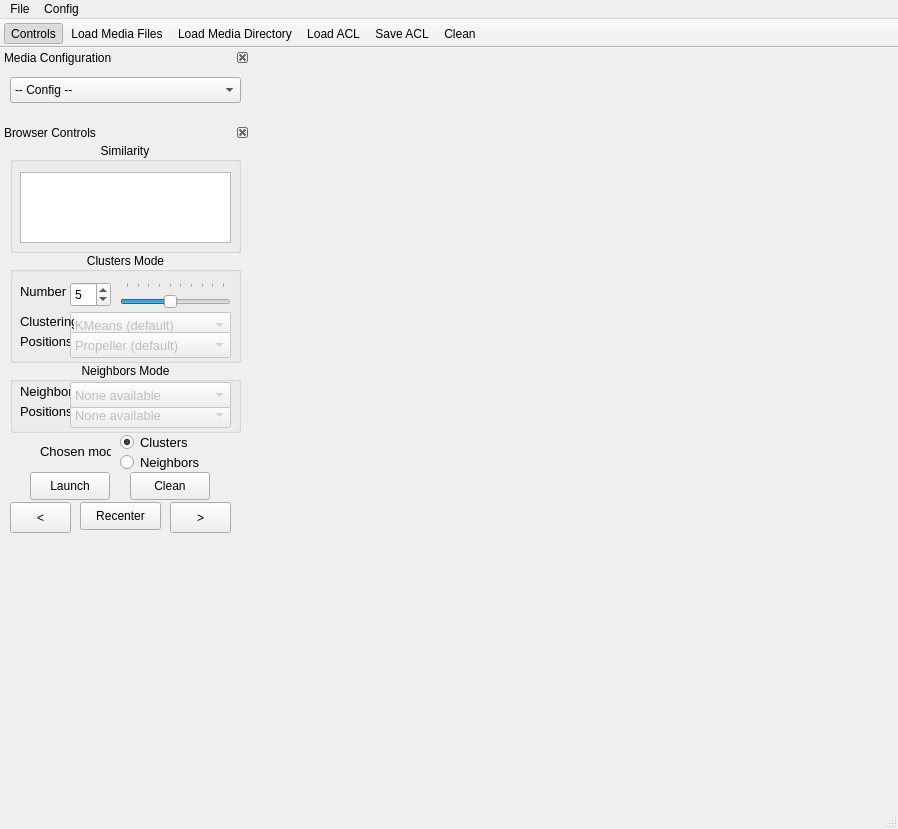
The window that apps/multimediacycle-osg-qt/ACMultiMediaCycleOsgQt.ui (MediaCycle/MediaCycle) describes before a commit, drawn with Qt 5.
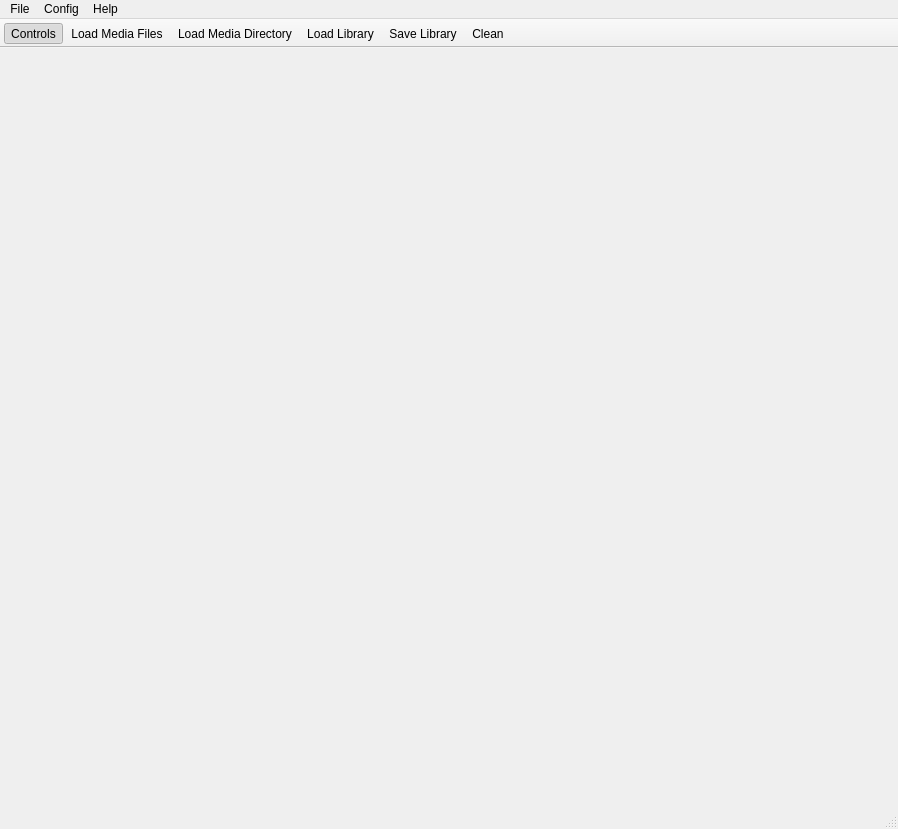
The same window after the commit. Custom widgets are drawn as their Qt base class.

Commit message: MC: added several dock widgets (Media Config, Browser Controls) and one first about dialog (with Description, Licenses and Team). These can be easily added on *cycle-osg-qt apps' main.cpp.

Patch:
```diff
--- a/apps/multimediacycle-osg-qt/ACMultiMediaCycleOsgQt.ui
+++ b/apps/multimediacycle-osg-qt/ACMultiMediaCycleOsgQt.ui
@@ -95,8 +95,15 @@
     <addaction name="separator"/>
     <addaction name="actionEdit_Config_File"/>
    </widget>
+   <widget class="QMenu" name="menuHelp">
+    <property name="title">
+     <string>Help</string>
+    </property>
+    <addaction name="actionHelpAbout"/>
+   </widget>
    <addaction name="menu_File"/>
    <addaction name="menuConfig"/>
+   <addaction name="menuHelp"/>
   </widget>
   <widget class="QToolBar" name="toolbar">
    <property name="sizePolicy">
@@ -143,518 +150,6 @@
    <addaction name="actionClean"/>
   </widget>
   <widget class="QStatusBar" name="statusBar"/>
-  <widget class="QDockWidget" name="dockWidgetMediaConfig">
-   <property name="sizePolicy">
-    <sizepolicy hsizetype="Preferred" vsizetype="Preferred">
-     <horstretch>250</horstretch>
-     <verstretch>75</verstretch>
-    </sizepolicy>
-   </property>
-   <property name="minimumSize">
-    <size>
-     <width>250</width>
-     <height>75</height>
-    </size>
-   </property>
-   <property name="maximumSize">
-    <size>
-     <width>250</width>
-     <height>75</height>
-    </size>
-   </property>
-   <property name="features">
-    <set>QDockWidget::DockWidgetClosable</set>
-   </property>
-   <property name="allowedAreas">
-    <set>Qt::LeftDockWidgetArea</set>
-   </property>
-   <property name="windowTitle">
-    <string>Media Configuration</string>
-   </property>
-   <attribute name="dockWidgetArea">
-    <number>1</number>
-   </attribute>
-   <widget class="QWidget" name="dockWidgetContents">
-    <widget class="QComboBox" name="comboDefaultSettings">
-     <property name="geometry">
-      <rect>
-       <x>10</x>
-       <y>10</y>
-       <width>231</width>
-       <height>26</height>
-      </rect>
-     </property>
-     <item>
-      <property name="text">
-       <string>-- Config --</string>
-      </property>
-     </item>
-     <item>
-      <property name="text">
-       <string>Custom</string>
-      </property>
-     </item>
-    </widget>
-   </widget>
-  </widget>
-  <widget class="QDockWidget" name="dockWidgetBrowser">
-   <property name="minimumSize">
-    <size>
-     <width>250</width>
-     <height>425</height>
-    </size>
-   </property>
-   <property name="maximumSize">
-    <size>
-     <width>250</width>
-     <height>425</height>
-    </size>
-   </property>
-   <property name="features">
-    <set>QDockWidget::DockWidgetClosable</set>
-   </property>
-   <property name="allowedAreas">
-    <set>Qt::LeftDockWidgetArea</set>
-   </property>
-   <property name="windowTitle">
-    <string>Browser Controls</string>
-   </property>
-   <attribute name="dockWidgetArea">
-    <number>1</number>
-   </attribute>
-   <widget class="QWidget" name="dockWidgetContents">
-    <widget class="QPushButton" name="pushButtonLaunch">
-     <property name="geometry">
-      <rect>
-       <x>30</x>
-       <y>330</y>
-       <width>80</width>
-       <height>28</height>
-      </rect>
-     </property>
-     <property name="text">
-      <string>Launch</string>
-     </property>
-    </widget>
-    <widget class="QRadioButton" name="radioButtonClusters">
-     <property name="geometry">
-      <rect>
-       <x>120</x>
-       <y>290</y>
-       <width>81</width>
-       <height>20</height>
-      </rect>
-     </property>
-     <property name="font">
-      <font>
-       <pointsize>10</pointsize>
-      </font>
-     </property>
-     <property name="text">
-      <string>Clusters</string>
-     </property>
-     <property name="checked">
-      <bool>true</bool>
-     </property>
-    </widget>
-    <widget class="QPushButton" name="pushButtonBack">
-     <property name="geometry">
-      <rect>
-       <x>10</x>
-       <y>360</y>
-       <width>61</width>
-       <height>31</height>
-      </rect>
-     </property>
-     <property name="text">
-      <string>&lt;</string>
-     </property>
-    </widget>
-    <widget class="QGroupBox" name="groupBoxNeighbors">
-     <property name="geometry">
-      <rect>
-       <x>10</x>
-       <y>220</y>
-       <width>231</width>
-       <height>71</height>
-      </rect>
-     </property>
-     <property name="title">
-      <string>Neighbors Mode</string>
-     </property>
-     <property name="alignment">
-      <set>Qt::AlignCenter</set>
-     </property>
-     <widget class="QLabel" name="labelNeighborsMethod">
-      <property name="geometry">
-       <rect>
-        <x>10</x>
-        <y>20</y>
-        <width>54</width>
-        <height>18</height>
-       </rect>
-      </property>
-      <property name="font">
-       <font>
-        <pointsize>10</pointsize>
-       </font>
-      </property>
-      <property name="text">
-       <string>Neighbors</string>
-      </property>
-     </widget>
-     <widget class="QLabel" name="labelNeighborsPositions">
-      <property name="geometry">
-       <rect>
-        <x>10</x>
-        <y>40</y>
-        <width>54</width>
-        <height>18</height>
-       </rect>
-      </property>
-      <property name="font">
-       <font>
-        <pointsize>10</pointsize>
-       </font>
-      </property>
-      <property name="text">
-       <string>Positions:</string>
-      </property>
-     </widget>
-     <widget class="QComboBox" name="comboBoxNeighborsPositions">
-      <property name="enabled">
-       <bool>false</bool>
-      </property>
-      <property name="geometry">
-       <rect>
-        <x>60</x>
-        <y>40</y>
-        <width>161</width>
-        <height>26</height>
-       </rect>
-      </property>
-      <property name="font">
-       <font>
-        <pointsize>10</pointsize>
-       </font>
-      </property>
-      <item>
-       <property name="text">
-        <string>None available</string>
-       </property>
-      </item>
-     </widget>
-     <widget class="QComboBox" name="comboBoxNeighborsMethod">
-      <property name="enabled">
-       <bool>false</bool>
-      </property>
-      <property name="geometry">
-       <rect>
-        <x>60</x>
-        <y>20</y>
-        <width>161</width>
-        <height>26</height>
-       </rect>
-      </property>
-      <property name="font">
-       <font>
-        <pointsize>10</pointsize>
-       </font>
-      </property>
-      <item>
-       <property name="text">
-        <string>None available</string>
-       </property>
-      </item>
-     </widget>
-    </widget>
-    <widget class="QGroupBox" name="groupBoxSimilarity">
-     <property name="geometry">
-      <rect>
-       <x>10</x>
-       <y>0</y>
-       <width>231</width>
-       <height>111</height>
-      </rect>
-     </property>
-     <property name="sizePolicy">
-      <sizepolicy hsizetype="Fixed" vsizetype="Fixed">
-       <horstretch>0</horstretch>
-       <verstretch>0</verstretch>
-      </sizepolicy>
-     </property>
-     <property name="title">
-      <string>Similarity</string>
-     </property>
-     <property name="alignment">
-      <set>Qt::AlignCenter</set>
-     </property>
-     <widget class="QListWidget" name="featuresListWidget">
-      <property name="geometry">
-       <rect>
-        <x>10</x>
-        <y>30</y>
-        <width>211</width>
-        <height>71</height>
-       </rect>
-      </property>
-      <property name="toolTip">
-       <string>when loading media files or pre-computed features (acl files), the available features will appear here</string>
-      </property>
-      <property name="autoScroll">
-       <bool>true</bool>
-      </property>
-      <property name="tabKeyNavigation">
-       <bool>false</bool>
-      </property>
-      <property name="movement">
-       <enum>QListView::Static</enum>
-      </property>
-      <property name="viewMode">
-       <enum>QListView::ListMode</enum>
-      </property>
-     </widget>
-    </widget>
-    <widget class="QPushButton" name="pushButtonForward">
-     <property name="geometry">
-      <rect>
-       <x>170</x>
-       <y>360</y>
-       <width>61</width>
-       <height>31</height>
-      </rect>
-     </property>
-     <property name="text">
-      <string>&gt;</string>
-     </property>
-    </widget>
-    <widget class="QRadioButton" name="radioButtonNeighbors">
-     <property name="geometry">
-      <rect>
-       <x>120</x>
-       <y>310</y>
-       <width>81</width>
-       <height>20</height>
-      </rect>
-     </property>
-     <property name="font">
-      <font>
-       <pointsize>10</pointsize>
-      </font>
-     </property>
-     <property name="text">
-      <string>Neighbors</string>
-     </property>
-    </widget>
-    <widget class="QLabel" name="labelChosenMode">
-     <property name="geometry">
-      <rect>
-       <x>40</x>
-       <y>300</y>
-       <width>71</width>
-       <height>18</height>
-      </rect>
-     </property>
-     <property name="font">
-      <font>
-       <pointsize>10</pointsize>
-      </font>
-     </property>
-     <property name="text">
-      <string>Chosen mode:</string>
-     </property>
-    </widget>
-    <widget class="QPushButton" name="pushButtonClean">
-     <property name="geometry">
-      <rect>
-       <x>130</x>
-       <y>330</y>
-       <width>80</width>
-       <height>28</height>
-      </rect>
-     </property>
-     <property name="text">
-      <string>Clean</string>
-     </property>
-    </widget>
-    <widget class="QPushButton" name="pushButtonRecenter">
-     <property name="geometry">
-      <rect>
-       <x>80</x>
-       <y>360</y>
-       <width>81</width>
-       <height>28</height>
-      </rect>
-     </property>
-     <property name="text">
-      <string>Recenter</string>
-     </property>
-    </widget>
-    <widget class="QGroupBox" name="groupBoxClusters">
-     <property name="geometry">
-      <rect>
-       <x>10</x>
-       <y>110</y>
-       <width>231</width>
-       <height>111</height>
-      </rect>
-     </property>
-     <property name="title">
-      <string>Clusters Mode</string>
-     </property>
-     <property name="alignment">
-      <set>Qt::AlignCenter</set>
-     </property>
-     <widget class="QLabel" name="labelClustersNumber">
-      <property name="geometry">
-       <rect>
-        <x>10</x>
-        <y>30</y>
-        <width>54</width>
-        <height>18</height>
-       </rect>
-      </property>
-      <property name="font">
-       <font>
-        <pointsize>10</pointsize>
-       </font>
-      </property>
-      <property name="text">
-       <string>Number</string>
-      </property>
-     </widget>
-     <widget class="QComboBox" name="comboBoxClustersMethod">
-      <property name="enabled">
-       <bool>false</bool>
-      </property>
-      <property name="geometry">
-       <rect>
-        <x>60</x>
-        <y>60</y>
-        <width>161</width>
-        <height>26</height>
-       </rect>
-      </property>
-      <property name="font">
-       <font>
-        <pointsize>10</pointsize>
-       </font>
-      </property>
-      <item>
-       <property name="text">
-        <string>KMeans (default)</string>
-       </property>
-      </item>
-     </widget>
-     <widget class="QLabel" name="labelClustersMethod">
-      <property name="geometry">
-       <rect>
-        <x>10</x>
-        <y>60</y>
-        <width>54</width>
-        <height>18</height>
-       </rect>
-      </property>
-      <property name="font">
-       <font>
-        <pointsize>10</pointsize>
-       </font>
-      </property>
-      <property name="text">
-       <string>Clustering</string>
-      </property>
-     </widget>
-     <widget class="QLabel" name="labelClustersPositions">
-      <property name="geometry">
-       <rect>
-        <x>10</x>
-        <y>80</y>
-        <width>54</width>
-        <height>18</height>
-       </rect>
-      </property>
-      <property name="font">
-       <font>
-        <pointsize>10</pointsize>
-       </font>
-      </property>
-      <property name="text">
-       <string>Positions:</string>
-      </property>
-     </widget>
-     <widget class="QComboBox" name="comboBoxClustersPositions">
-      <property name="enabled">
-       <bool>false</bool>
-      </property>
-      <property name="geometry">
-       <rect>
-        <x>60</x>
-        <y>80</y>
-        <width>161</width>
-        <height>26</height>
-       </rect>
-      </property>
-      <property name="font">
-       <font>
-        <pointsize>10</pointsize>
-       </font>
-      </property>
-      <item>
-       <property name="text">
-        <string>Propeller (default)</string>
-       </property>
-      </item>
-     </widget>
-     <widget class="QSpinBox" name="spinBoxClusters">
-      <property name="geometry">
-       <rect>
-        <x>60</x>
-        <y>30</y>
-        <width>41</width>
-        <height>25</height>
-       </rect>
-      </property>
-      <property name="minimum">
-       <number>1</number>
-      </property>
-      <property name="maximum">
-       <number>30</number>
-      </property>
-      <property name="value">
-       <number>5</number>
-      </property>
-     </widget>
-     <widget class="QSlider" name="sliderClusters">
-      <property name="geometry">
-       <rect>
-        <x>110</x>
-        <y>30</y>
-        <width>111</width>
-        <height>31</height>
-       </rect>
-      </property>
-      <property name="minimum">
-       <number>1</number>
-      </property>
-      <property name="maximum">
-       <number>10</number>
-      </property>
-      <property name="value">
-       <number>5</number>
-      </property>
-      <property name="orientation">
-       <enum>Qt::Horizontal</enum>
-      </property>
-      <property name="tickPosition">
-       <enum>QSlider::TicksAbove</enum>
-      </property>
-      <property name="tickInterval">
-       <number>1</number>
-      </property>
-     </widget>
-    </widget>
-   </widget>
-  </widget>
   <action name="actionLoad_Media_Directory">
    <property name="text">
     <string>Load Media Directory</string>
@@ -665,7 +160,7 @@
   </action>
   <action name="actionLoad_ACL">
    <property name="text">
-    <string>Load ACL</string>
+    <string>Load Library</string>
    </property>
    <property name="shortcut">
     <string>Ctrl+O</string>
@@ -673,7 +168,10 @@
   </action>
   <action name="actionSave_ACL">
    <property name="text">
-    <string>Save ACL</string>
+    <string>Save Library</string>
+   </property>
+   <property name="toolTip">
+    <string>Save Library</string>
    </property>
    <property name="shortcut">
     <string>Ctrl+S</string>
```
Left out of the diff: 14 changed lines with no effect on the pictures. The commit also changes 46 other files.
